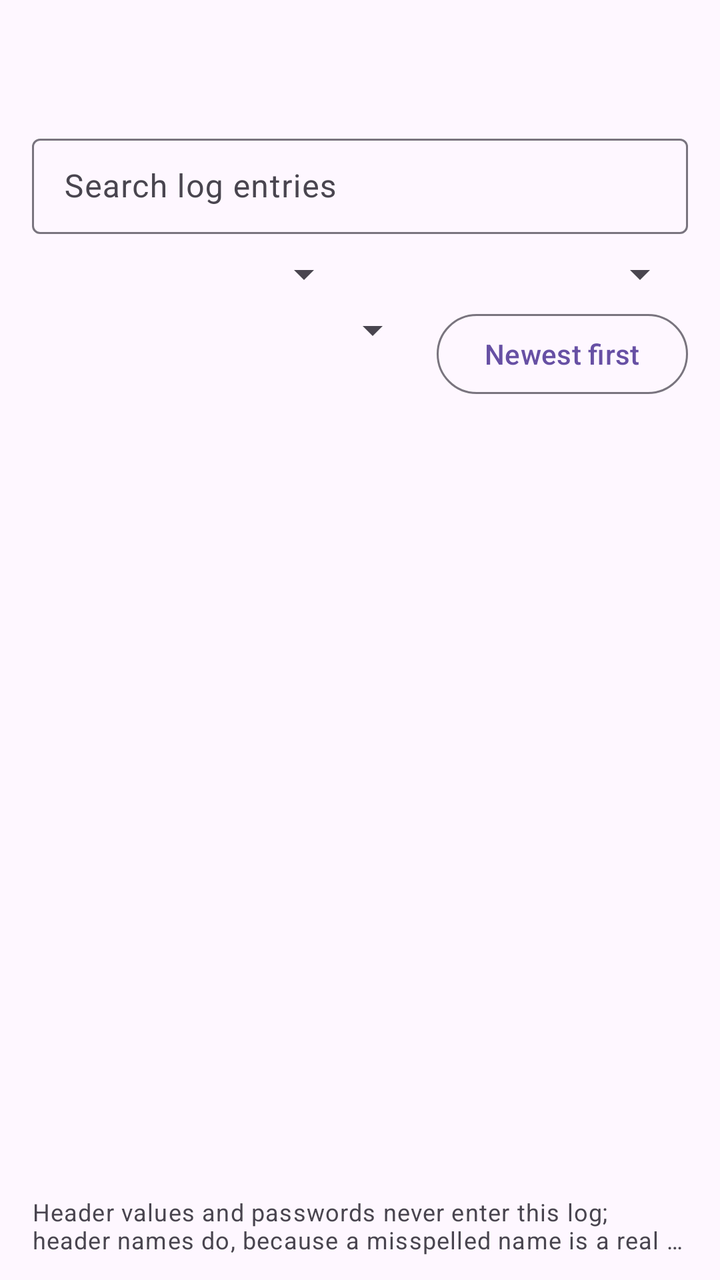
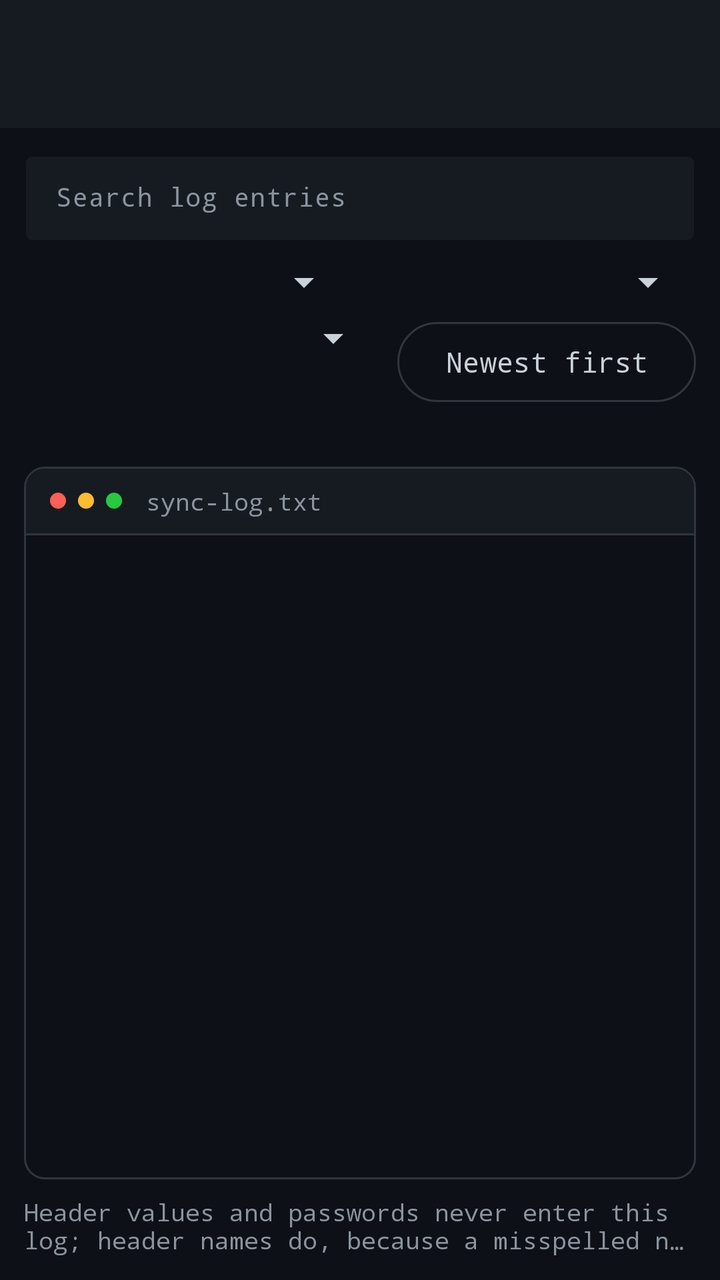

Before-and-after screenshots of an Android layout around one commit, followed by the original layout XML and the change that was made.
<!-- AndroidManifest.xml: application theme Theme.DavProvider -->
<!-- res/layout/activity_logs.xml -->
<?xml version="1.0" encoding="utf-8"?>
<LinearLayout xmlns:android="http://schemas.android.com/apk/res/android"
    android:layout_width="match_parent"
    android:layout_height="match_parent"
    android:orientation="vertical">

    <com.google.android.material.appbar.AppBarLayout
        android:layout_width="match_parent"
        android:layout_height="wrap_content"
        android:background="?attr/colorSurface">

        <com.google.android.material.appbar.MaterialToolbar
            android:id="@+id/log_toolbar"
            android:layout_width="match_parent"
            android:layout_height="?attr/actionBarSize" />

    </com.google.android.material.appbar.AppBarLayout>

    <LinearLayout
        android:layout_width="match_parent"
        android:layout_height="wrap_content"
        android:orientation="vertical"
        android:paddingStart="16dp"
        android:paddingEnd="16dp"
        android:paddingBottom="8dp">

        
        <com.google.android.material.textfield.TextInputLayout
            style="@style/Widget.Material3.TextInputLayout.OutlinedBox.Dense"
            android:layout_width="match_parent"
            android:layout_height="wrap_content"
            android:hint="@string/log_search_hint">

            <com.google.android.material.textfield.TextInputEditText
                android:id="@+id/log_search"
                android:layout_width="match_parent"
                android:layout_height="wrap_content"
                android:imeOptions="actionSearch"
                android:inputType="text"
                android:maxLines="1" />

        </com.google.android.material.textfield.TextInputLayout>

        <LinearLayout
            android:layout_width="match_parent"
            android:layout_height="wrap_content"
            android:layout_marginTop="8dp"
            android:orientation="horizontal">

            <androidx.appcompat.widget.AppCompatSpinner
                android:id="@+id/log_level_filter"
                android:layout_width="0dp"
                android:layout_height="wrap_content"
                android:layout_weight="1" />

            <androidx.appcompat.widget.AppCompatSpinner
                android:id="@+id/log_kind_filter"
                android:layout_width="0dp"
                android:layout_height="wrap_content"
                android:layout_marginStart="8dp"
                android:layout_weight="1" />

        </LinearLayout>

        <LinearLayout
            android:layout_width="match_parent"
            android:layout_height="wrap_content"
            android:layout_marginTop="4dp"
            android:orientation="horizontal">

            <androidx.appcompat.widget.AppCompatSpinner
                android:id="@+id/log_account_filter"
                android:layout_width="0dp"
                android:layout_height="wrap_content"
                android:layout_weight="1" />

            
            <com.google.android.material.button.MaterialButton
                android:id="@+id/log_sort"
                style="?attr/materialButtonOutlinedStyle"
                android:layout_width="wrap_content"
                android:layout_height="wrap_content"
                android:layout_marginStart="8dp"
                android:text="@string/log_sort_newest" />

        </LinearLayout>

        <TextView
            android:id="@+id/log_showing"
            android:layout_width="match_parent"
            android:layout_height="wrap_content"
            android:layout_marginTop="8dp"
            android:textAppearance="?attr/textAppearanceBodySmall"
            android:textColor="?attr/colorOnSurfaceVariant" />

    </LinearLayout>

    <FrameLayout
        android:layout_width="match_parent"
        android:layout_height="0dp"
        android:layout_weight="1">

        <androidx.recyclerview.widget.RecyclerView
            android:id="@+id/log_list"
            android:layout_width="match_parent"
            android:layout_height="match_parent"
            android:clipToPadding="false"
            android:paddingBottom="16dp"
            android:scrollbars="vertical" />

        <LinearLayout
            android:id="@+id/log_loading"
            android:layout_width="wrap_content"
            android:layout_height="wrap_content"
            android:layout_gravity="center"
            android:gravity="center"
            android:orientation="vertical"
            android:visibility="gone">

            <ProgressBar
                android:layout_width="wrap_content"
                android:layout_height="wrap_content"
                android:indeterminate="true" />

            <TextView
                android:layout_width="wrap_content"
                android:layout_height="wrap_content"
                android:layout_marginTop="12dp"
                android:text="@string/log_loading"
                android:textAppearance="?attr/textAppearanceBodyMedium" />

        </LinearLayout>

        
        <TextView
            android:id="@+id/log_message"
            android:layout_width="match_parent"
            android:layout_height="wrap_content"
            android:layout_gravity="center"
            android:gravity="center"
            android:padding="24dp"
            android:textAppearance="?attr/textAppearanceBodyMedium"
            android:textColor="?attr/colorOnSurfaceVariant"
            android:visibility="gone" />

        
        <TextView
            android:id="@+id/log_error"
            android:layout_width="match_parent"
            android:layout_height="wrap_content"
            android:layout_gravity="center"
            android:gravity="center"
            android:padding="24dp"
            android:textAppearance="?attr/textAppearanceBodyMedium"
            android:textColor="?attr/colorError"
            android:textIsSelectable="true"
            android:visibility="gone" />

    </FrameLayout>

    
    <TextView
        android:id="@+id/log_note"
        android:layout_width="match_parent"
        android:layout_height="wrap_content"
        android:paddingStart="16dp"
        android:paddingTop="4dp"
        android:paddingEnd="16dp"
        android:paddingBottom="12dp"
        android:ellipsize="end"
        android:maxLines="2"
        android:text="@string/log_note"
        android:textAppearance="?attr/textAppearanceBodySmall"
        android:textColor="?attr/colorOnSurfaceVariant" />

</LinearLayout>
<!-- resources referenced by this layout -->
<resources>
  <string name="log_loading">Reading the log\u2026</string>
  <string name="log_note">Header values and passwords never enter this log; header names do, because a misspelled name is a real failure mode and is not a secret. Text the server sent — the first line of a response body, and the DAV conditions it returned — is kept, because that is the server\'s answer rather than anything this app sent.</string>
  <string name="log_search_hint">Search log entries</string>
  <string name="log_sort_newest">Newest first</string>
  <style name="Theme.DavProvider" parent="Theme.Material3.DayNight.NoActionBar" />
</resources>

<!-- the commit's change to res/layout/activity_logs.xml (unified diff, before → after) -->
@@ -1,18 +1,26 @@
 <?xml version="1.0" encoding="utf-8"?>
 <LinearLayout xmlns:android="http://schemas.android.com/apk/res/android"
+    xmlns:app="http://schemas.android.com/apk/res-auto"
     android:layout_width="match_parent"
     android:layout_height="match_parent"
-    android:orientation="vertical">
+    android:background="@color/term_bg"
+    android:fitsSystemWindows="true"
+    android:orientation="vertical"
+    android:theme="@style/Theme.DavProvider.Terminal">
 
     <com.google.android.material.appbar.AppBarLayout
         android:layout_width="match_parent"
         android:layout_height="wrap_content"
-        android:background="?attr/colorSurface">
+        android:background="@color/term_bar"
+        app:elevation="0dp">
 
         <com.google.android.material.appbar.MaterialToolbar
             android:id="@+id/log_toolbar"
             android:layout_width="match_parent"
-            android:layout_height="?attr/actionBarSize" />
+            android:layout_height="?attr/actionBarSize"
+            android:background="@color/term_bar"
+            app:navigationIconTint="@color/term_text"
+            app:titleTextColor="@color/term_text" />
 
     </com.google.android.material.appbar.AppBarLayout>
 
@@ -20,24 +28,32 @@
         android:layout_width="match_parent"
         android:layout_height="wrap_content"
         android:orientation="vertical"
-        android:paddingStart="16dp"
-        android:paddingEnd="16dp"
-        android:paddingBottom="8dp">
+        android:paddingStart="12dp"
+        android:paddingTop="8dp"
+        android:paddingEnd="12dp"
+        android:paddingBottom="4dp">
 
         
         <com.google.android.material.textfield.TextInputLayout
             style="@style/Widget.Material3.TextInputLayout.OutlinedBox.Dense"
             android:layout_width="match_parent"
             android:layout_height="wrap_content"
-            android:hint="@string/log_search_hint">
+            android:hint="@string/log_search_hint"
+            app:boxBackgroundColor="@color/term_bar"
+            app:boxStrokeColor="@color/term_border"
+            app:hintTextColor="@color/term_dim">
 
             <com.google.android.material.textfield.TextInputEditText
                 android:id="@+id/log_search"
                 android:layout_width="match_parent"
                 android:layout_height="wrap_content"
+                android:fontFamily="monospace"
                 android:imeOptions="actionSearch"
                 android:inputType="text"
-                android:maxLines="1" />
+                android:maxLines="1"
+                android:textColor="@color/term_text"
+                android:textColorHint="@color/term_dim"
+                android:textSize="13sp" />
 
         </com.google.android.material.textfield.TextInputLayout>
 
@@ -51,14 +67,16 @@
                 android:id="@+id/log_level_filter"
                 android:layout_width="0dp"
                 android:layout_height="wrap_content"
-                android:layout_weight="1" />
+                android:layout_weight="1"
+                android:popupBackground="@drawable/term_popup" />
 
             <androidx.appcompat.widget.AppCompatSpinner
                 android:id="@+id/log_kind_filter"
                 android:layout_width="0dp"
                 android:layout_height="wrap_content"
                 android:layout_marginStart="8dp"
-                android:layout_weight="1" />
+                android:layout_weight="1"
+                android:popupBackground="@drawable/term_popup" />
 
         </LinearLayout>
 
@@ -72,7 +90,8 @@
                 android:id="@+id/log_account_filter"
                 android:layout_width="0dp"
                 android:layout_height="wrap_content"
-                android:layout_weight="1" />
+                android:layout_weight="1"
+                android:popupBackground="@drawable/term_popup" />
 
             
             <com.google.android.material.button.MaterialButton
@@ -81,7 +100,10 @@
                 android:layout_width="wrap_content"
                 android:layout_height="wrap_content"
                 android:layout_marginStart="8dp"
-                android:text="@string/log_sort_newest" />
+                android:fontFamily="monospace"
+                android:text="@string/log_sort_newest"
+                android:textColor="@color/term_text"
+                app:strokeColor="@color/term_border" />
 
         </LinearLayout>
 
@@ -90,87 +112,156 @@
             android:layout_width="match_parent"
             android:layout_height="wrap_content"
             android:layout_marginTop="8dp"
-            android:textAppearance="?attr/textAppearanceBodySmall"
-            android:textColor="?attr/colorOnSurfaceVariant" />
+            android:fontFamily="monospace"
+            android:textColor="@color/term_dim"
+            android:textSize="12sp" />
 
     </LinearLayout>
 
-    <FrameLayout
+    
+    <LinearLayout
         android:layout_width="match_parent"
         android:layout_height="0dp"
-        android:layout_weight="1">
-
-        <androidx.recyclerview.widget.RecyclerView
-            android:id="@+id/log_list"
-            android:layout_width="match_parent"
-            android:layout_height="match_parent"
-            android:clipToPadding="false"
-            android:paddingBottom="16dp"
-            android:scrollbars="vertical" />
+        android:layout_marginStart="12dp"
+        android:layout_marginEnd="12dp"
+        android:layout_weight="1"
+        android:background="@drawable/term_container"
+        android:orientation="vertical"
+        android:padding="1dp">
 
         <LinearLayout
-            android:id="@+id/log_loading"
-            android:layout_width="wrap_content"
-            android:layout_height="wrap_content"
-            android:layout_gravity="center"
-            android:gravity="center"
-            android:orientation="vertical"
-            android:visibility="gone">
-
-            <ProgressBar
+            android:layout_width="match_parent"
+            android:layout_height="wrap_content"
+            android:background="@drawable/term_title_bar"
+            android:gravity="center_vertical"
+            android:orientation="horizontal"
+            android:paddingStart="12dp"
+            android:paddingTop="8dp"
+            android:paddingEnd="12dp"
+            android:paddingBottom="8dp">
+
+            <View
+                android:layout_width="8dp"
+                android:layout_height="8dp"
+                android:background="@drawable/term_dot_red" />
+
+            <View
+                android:layout_width="8dp"
+                android:layout_height="8dp"
+                android:layout_marginStart="6dp"
+                android:background="@drawable/term_dot_yellow" />
+
+            <View
+                android:layout_width="8dp"
+                android:layout_height="8dp"
+                android:layout_marginStart="6dp"
+                android:background="@drawable/term_dot_green" />
+
+            
+            <TextView
+                android:layout_width="0dp"
+                android:layout_height="wrap_content"
+                android:layout_marginStart="12dp"
+                android:layout_weight="1"
+                android:ellipsize="end"
+                android:fontFamily="monospace"
+                android:maxLines="1"
+                android:text="@string/log_file_name"
+                android:textColor="@color/term_dim"
+                android:textSize="12sp" />
+
+        </LinearLayout>
+
+        <View
+            android:layout_width="match_parent"
+            android:layout_height="1dp"
+            android:background="@color/term_border" />
+
+        <FrameLayout
+            android:layout_width="match_parent"
+            android:layout_height="0dp"
+            android:layout_weight="1">
+
+            <androidx.recyclerview.widget.RecyclerView
+                android:id="@+id/log_list"
+                android:layout_width="match_parent"
+                android:layout_height="match_parent"
+                android:clipToPadding="false"
+                android:paddingTop="6dp"
+                android:paddingBottom="10dp"
+                android:scrollbars="vertical" />
+
+            <LinearLayout
+                android:id="@+id/log_loading"
                 android:layout_width="wrap_content"
                 android:layout_height="wrap_content"
-                android:indeterminate="true" />
-
+                android:layout_gravity="center"
+                android:gravity="center"
+                android:orientation="vertical"
+                android:visibility="gone">
+
+                <ProgressBar
+                    android:layout_width="wrap_content"
+                    android:layout_height="wrap_content"
+                    android:indeterminate="true"
+                    android:indeterminateTint="@color/term_text" />
+
+                <TextView
+                    android:layout_width="wrap_content"
+                    android:layout_height="wrap_content"
+                    android:layout_marginTop="12dp"
+                    android:fontFamily="monospace"
+                    android:text="@string/log_loading"
+                    android:textColor="@color/term_dim"
+                    android:textSize="12sp" />
+
+            </LinearLayout>
+
+            
             <TextView
-                android:layout_width="wrap_content"
-                android:layout_height="wrap_content"
-                android:layout_marginTop="12dp"
-                android:text="@string/log_loading"
-                android:textAppearance="?attr/textAppearanceBodyMedium" />
-
-        </LinearLayout>
-
-        
-        <TextView
-            android:id="@+id/log_message"
-            android:layout_width="match_parent"
-            android:layout_height="wrap_content"
-            android:layout_gravity="center"
-            android:gravity="center"
-            android:padding="24dp"
-            android:textAppearance="?attr/textAppearanceBodyMedium"
-            android:textColor="?attr/colorOnSurfaceVariant"
-            android:visibility="gone" />
-
-        
-        <TextView
-            android:id="@+id/log_error"
-            android:layout_width="match_parent"
-            android:layout_height="wrap_content"
-            android:layout_gravity="center"
-            android:gravity="center"
-            android:padding="24dp"
-            android:textAppearance="?attr/textAppearanceBodyMedium"
-            android:textColor="?attr/colorError"
-            android:textIsSelectable="true"
-            android:visibility="gone" />
-
-    </FrameLayout>
+                android:id="@+id/log_message"
+                android:layout_width="match_parent"
+                android:layout_height="wrap_content"
+                android:layout_gravity="center"
+                android:fontFamily="monospace"
+                android:gravity="center"
+                android:padding="24dp"
+                android:textColor="@color/term_dim"
+                android:textSize="12sp"
+                android:visibility="gone" />
+
+            
+            <TextView
+                android:id="@+id/log_error"
+                android:layout_width="match_parent"
+                android:layout_height="wrap_content"
+                android:layout_gravity="center"
+                android:fontFamily="monospace"
+                android:gravity="center"
+                android:padding="24dp"
+                android:textColor="@color/level_error"
+                android:textIsSelectable="true"
+                android:textSize="12sp"
+                android:visibility="gone" />
+
+        </FrameLayout>
+
+    </LinearLayout>
 
     
     <TextView
         android:id="@+id/log_note"
         android:layout_width="match_parent"
         android:layout_height="wrap_content"
-        android:paddingStart="16dp"
-        android:paddingTop="4dp"
-        android:paddingEnd="16dp"
+        android:ellipsize="end"
+        android:fontFamily="monospace"
+        android:maxLines="2"
+        android:paddingStart="12dp"
+        android:paddingTop="8dp"
+        android:paddingEnd="12dp"
         android:paddingBottom="12dp"
-        android:ellipsize="end"
-        android:maxLines="2"
         android:text="@string/log_note"
-        android:textAppearance="?attr/textAppearanceBodySmall"
-        android:textColor="?attr/colorOnSurfaceVariant" />
+        android:textColor="@color/term_dim"
+        android:textSize="12sp" />
 
 </LinearLayout>
<!-- resource entries referenced after the edit -->
@@ -1,9 +1,96 @@
 <!-- resources referenced by this layout -->
 <resources>
+  <color name="level_error">#F85149</color>
+  <color name="term_bar">#161B22</color>
+  <color name="term_bg">#0D1117</color>
+  <color name="term_border">#30363D</color>
+  <color name="term_dim">#8B949E</color>
+  <color name="term_text">#C9D1D9</color>
+  <!-- drawable term_container (drawable) -->
+  <?xml version="1.0" encoding="utf-8"?>
+  <shape xmlns:android="http://schemas.android.com/apk/res/android"
+      android:shape="rectangle">
+  
+      <solid android:color="@color/term_bg" />
+      <corners android:radius="10dp" />
+      <stroke
+          android:width="1dp"
+          android:color="@color/term_border" />
+  
+  </shape>
+  <!-- drawable term_dot_green (drawable) -->
+  <?xml version="1.0" encoding="utf-8"?>
+  <shape xmlns:android="http://schemas.android.com/apk/res/android"
+      android:shape="oval">
+      <solid android:color="@color/dot_green" />
+  </shape>
+  <!-- drawable term_dot_red (drawable) -->
+  <?xml version="1.0" encoding="utf-8"?>
+  <shape xmlns:android="http://schemas.android.com/apk/res/android"
+      android:shape="oval">
+      <solid android:color="@color/dot_red" />
+  </shape>
+  <!-- drawable term_dot_yellow (drawable) -->
+  <?xml version="1.0" encoding="utf-8"?>
+  <shape xmlns:android="http://schemas.android.com/apk/res/android"
+      android:shape="oval">
+      <solid android:color="@color/dot_yellow" />
+  </shape>
+  <!-- drawable term_popup (drawable) -->
+  <?xml version="1.0" encoding="utf-8"?>
+  <shape xmlns:android="http://schemas.android.com/apk/res/android"
+      android:shape="rectangle">
+  
+      <solid android:color="@color/term_bar" />
+      <corners android:radius="8dp" />
+      <stroke
+          android:width="1dp"
+          android:color="@color/term_border" />
+  
+  </shape>
+  <!-- drawable term_title_bar (drawable) -->
+  <?xml version="1.0" encoding="utf-8"?>
+  <shape xmlns:android="http://schemas.android.com/apk/res/android"
+      android:shape="rectangle">
+  
+      <solid android:color="@color/term_bar" />
+      <corners
+          android:topLeftRadius="9dp"
+          android:topRightRadius="9dp" />
+  
+  </shape>
+  <string name="log_file_name" translatable="false">sync-log.txt</string>
   <string name="log_loading">Reading the log\u2026</string>
   <string name="log_note">Header values and passwords never enter this log; header names do, because a misspelled name is a real failure mode and is not a secret. Text the server sent — the first line of a response body, and the DAV conditions it returned — is kept, because that is the server\'s answer rather than anything this app sent.</string>
   <string name="log_search_hint">Search log entries</string>
   <string name="log_sort_newest">Newest first</string>
+  <style name="Theme.DavProvider.Terminal" parent="ThemeOverlay.AppCompat.Dark">
+  
+          
+          <item name="colorPrimary">@color/term_text</item>
+          <item name="colorOnPrimary">@color/term_bg</item>
+          <item name="colorControlNormal">@color/term_text</item>
+          <item name="colorControlActivated">@color/term_text</item>
+          <item name="colorControlHighlight">@color/term_border</item>
+  
+          <item name="colorSurface">@color/term_bg</item>
+          <item name="colorOnSurface">@color/term_text</item>
+          <item name="colorSurfaceVariant">@color/term_bar</item>
+          <item name="colorOnSurfaceVariant">@color/term_dim</item>
+          <item name="colorOutline">@color/term_border</item>
+  
+          
+          <item name="colorError">@color/level_error</item>
+          <item name="colorOnError">@color/term_bg</item>
+  
+          <item name="android:textColorPrimary">@color/term_text</item>
+          <item name="android:textColorSecondary">@color/term_dim</item>
+          <item name="android:textColorHint">@color/term_dim</item>
+  
+      </style>
   <style name="Theme.DavProvider" parent="Theme.Material3.DayNight.NoActionBar" />
+  <color name="dot_green">#27C93F</color>
+  <color name="dot_red">#FF5F56</color>
+  <color name="dot_yellow">#FFBD2E</color>
 </resources>
 
